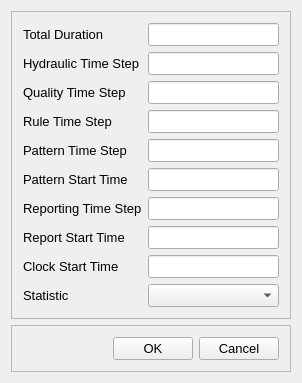
Above: src/ui/EPANET/frmTimesOptionsDesigner.ui from USEPA/SWMM-EPANET_User_Interface before the change. Below: the same form after it.
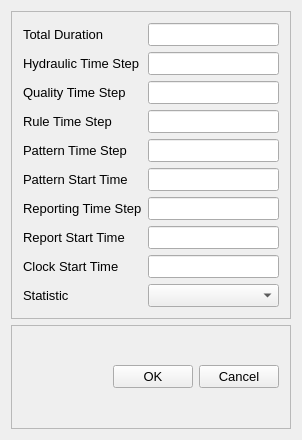
That is the form after the change.

Commit message: qt5 update designer

```diff
--- a/src/ui/EPANET/frmTimesOptionsDesigner.ui
+++ b/src/ui/EPANET/frmTimesOptionsDesigner.ui
@@ -7,7 +7,7 @@
     <x>0</x>
     <y>0</y>
     <width>302</width>
-    <height>354</height>
+    <height>440</height>
    </rect>
   </property>
   <property name="font">
```
The commit also changes 1 other file.
